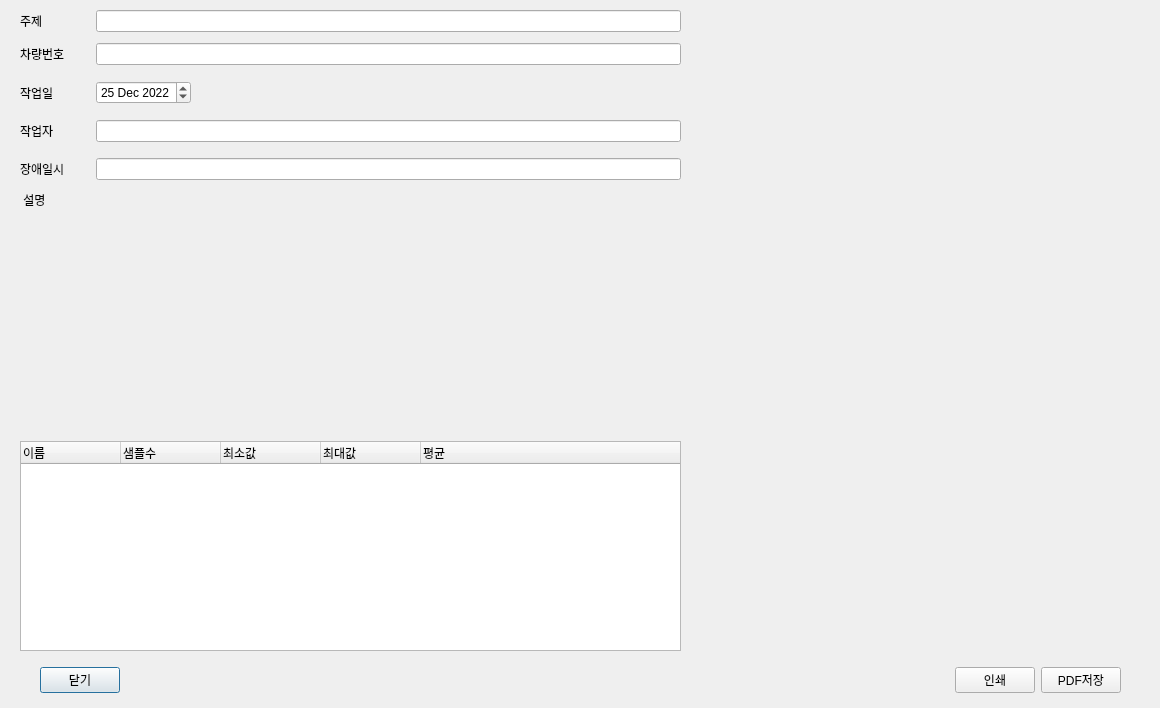
Before: the Qt Designer form src/asammdf/arloo/ui/report_dialog.ui in hayarobi/asammdf, drawn with Qt 5.
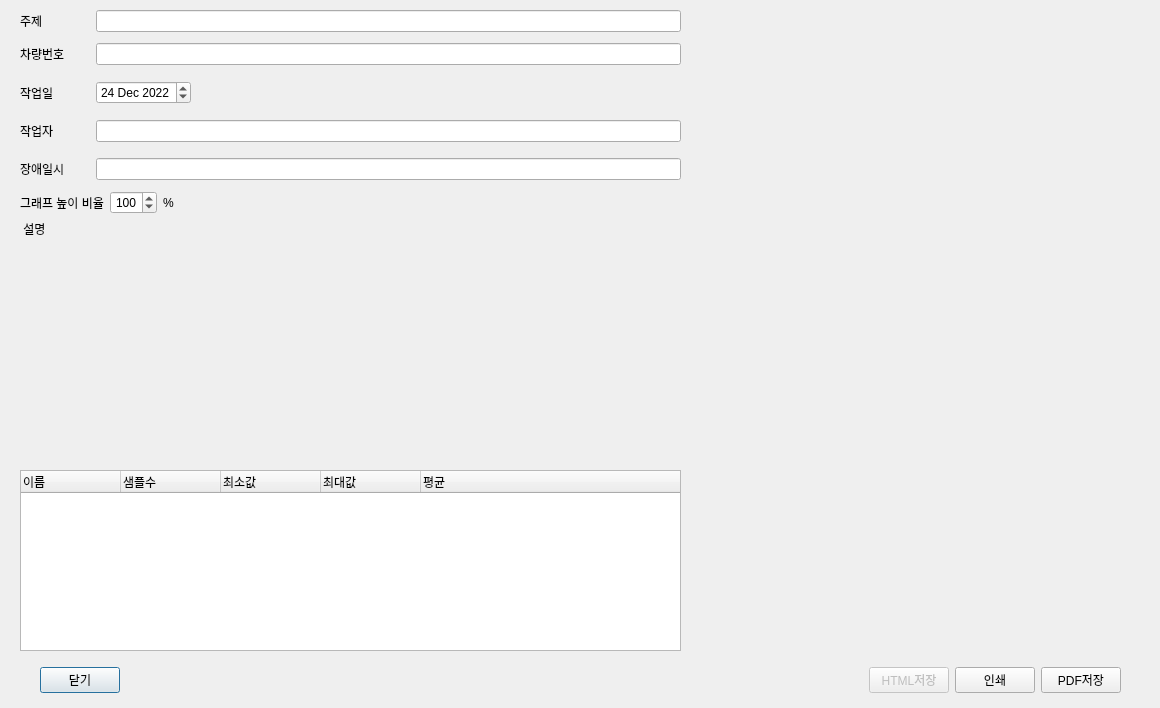
After: the same form once the commit is applied.

Commit message:
그래프 이미지 크기 조절기능 추가
- 아직 좀 어설퍼보인다.

Patch:
```diff
--- a/src/asammdf/arloo/ui/report_dialog.ui
+++ b/src/asammdf/arloo/ui/report_dialog.ui
@@ -121,12 +121,12 @@
        <widget class="QDateEdit" name="dateEdit">
         <property name="dateTime">
          <datetime>
-          <hour>15</hour>
+          <hour>21</hour>
           <minute>0</minute>
           <second>0</second>
           <year>2022</year>
           <month>12</month>
-          <day>25</day>
+          <day>24</day>
          </datetime>
         </property>
        </widget>
@@ -201,6 +201,62 @@
       </item>
      </layout>
     </item>
+    <item>
+     <layout class="QHBoxLayout" name="horizontalLayout_7">
+      <item>
+       <widget class="QLabel" name="label_5">
+        <property name="text">
+         <string>그래프 높이 비율</string>
+        </property>
+       </widget>
+      </item>
+      <item>
+       <widget class="QSpinBox" name="graphRatioSpinBox">
+        <property name="alignment">
+         <set>Qt::AlignRight|Qt::AlignTrailing|Qt::AlignVCenter</set>
+        </property>
+        <property name="minimum">
+         <number>10</number>
+        </property>
+        <property name="maximum">
+         <number>300</number>
+        </property>
+        <property name="singleStep">
+         <number>10</number>
+        </property>
+        <property name="value">
+         <number>100</number>
+        </property>
+       </widget>
+      </item>
+      <item>
+       <widget class="QLabel" name="label_6">
+        <property name="maximumSize">
+         <size>
+          <width>25</width>
+          <height>16777215</height>
+         </size>
+        </property>
+        <property name="text">
+         <string>%</string>
+        </property>
+       </widget>
+      </item>
+      <item>
+       <spacer name="horizontalSpacer_3">
+        <property name="orientation">
+         <enum>Qt::Horizontal</enum>
+        </property>
+        <property name="sizeHint" stdset="0">
+         <size>
+          <width>40</width>
+          <height>20</height>
+         </size>
+        </property>
+       </spacer>
+      </item>
+     </layout>
+    </item>
     <item>
      <layout class="QVBoxLayout" name="descriptionAreaLayout">
       <item>
@@ -312,6 +368,16 @@
       </property>
      </spacer>
     </item>
+    <item>
+     <widget class="QPushButton" name="saveHtmlButton">
+      <property name="enabled">
+       <bool>false</bool>
+      </property>
+      <property name="text">
+       <string>HTML저장</string>
+      </property>
+     </widget>
+    </item>
     <item>
      <widget class="QPushButton" name="printButton">
       <property name="text">
```
The commit also changes 4 other files.
